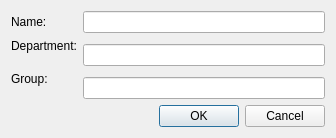
First picture: the form in GUI/AddStudentDialog.ui, repository AntonyYurchenko/Library, before the edit.
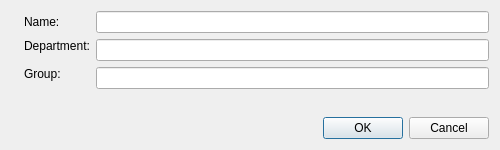
Second picture: the form after the edit. Icons and pictures are not drawn.

```diff
--- a/GUI/AddStudentDialog.ui
+++ b/GUI/AddStudentDialog.ui
@@ -6,15 +6,15 @@
    <rect>
     <x>0</x>
     <y>0</y>
-    <width>336</width>
-    <height>138</height>
+    <width>500</width>
+    <height>150</height>
    </rect>
   </property>
   <property name="windowTitle">
    <string>Add student</string>
   </property>
   <layout class="QGridLayout" name="gridLayout_2">
-   <item row="0" column="0">
+   <item row="0" column="1">
     <layout class="QGridLayout" name="gridLayout">
      <item row="0" column="0">
       <widget class="QLabel" name="label">
@@ -48,7 +48,17 @@
      </item>
     </layout>
    </item>
-   <item row="1" column="0">
+   <item row="0" column="0" rowspan="3">
+    <widget class="QLabel" name="label_4">
+     <property name="text">
+      <string/>
+     </property>
+     <property name="pixmap">
+      <pixmap resource="../Resource.qrc">:/png/Resources/adduser.png</pixmap>
+     </property>
+    </widget>
+   </item>
+   <item row="2" column="1">
     <widget class="QDialogButtonBox" name="buttonBox">
      <property name="orientation">
       <enum>Qt::Horizontal</enum>
@@ -58,6 +68,19 @@
      </property>
     </widget>
    </item>
+   <item row="1" column="1">
+    <spacer name="verticalSpacer">
+     <property name="orientation">
+      <enum>Qt::Vertical</enum>
+     </property>
+     <property name="sizeHint" stdset="0">
+      <size>
+       <width>20</width>
+       <height>40</height>
+      </size>
+     </property>
+    </spacer>
+   </item>
   </layout>
  </widget>
  <resources/>
```
Left out of the diff: 14 changed lines with no effect on the pictures.
